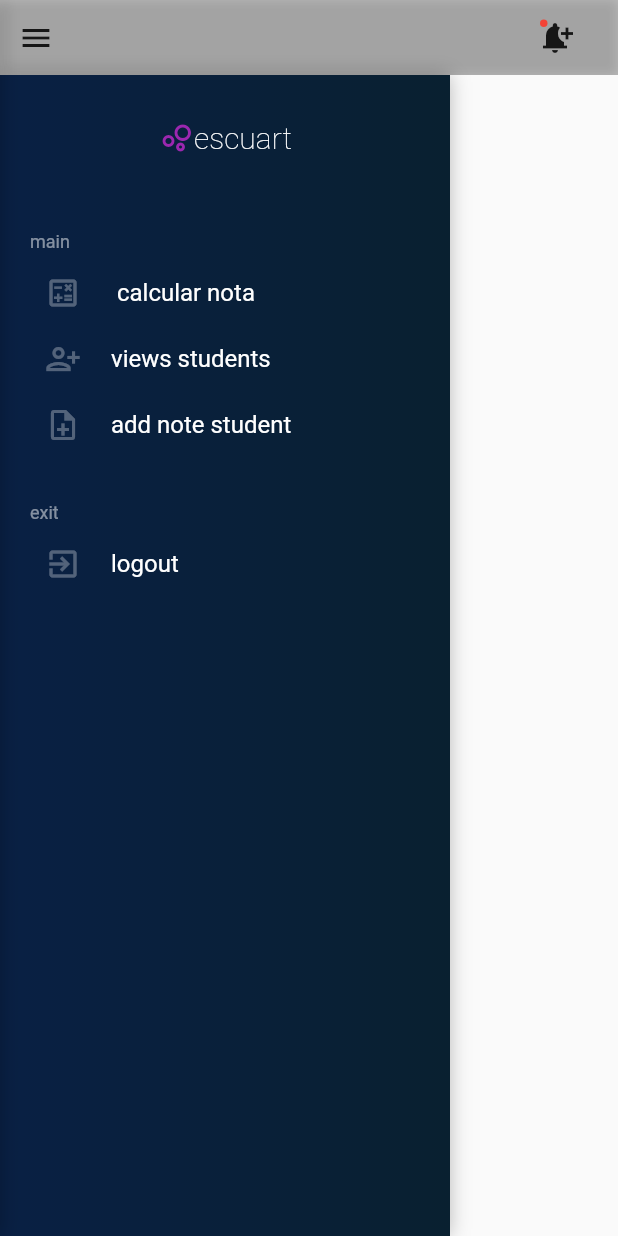
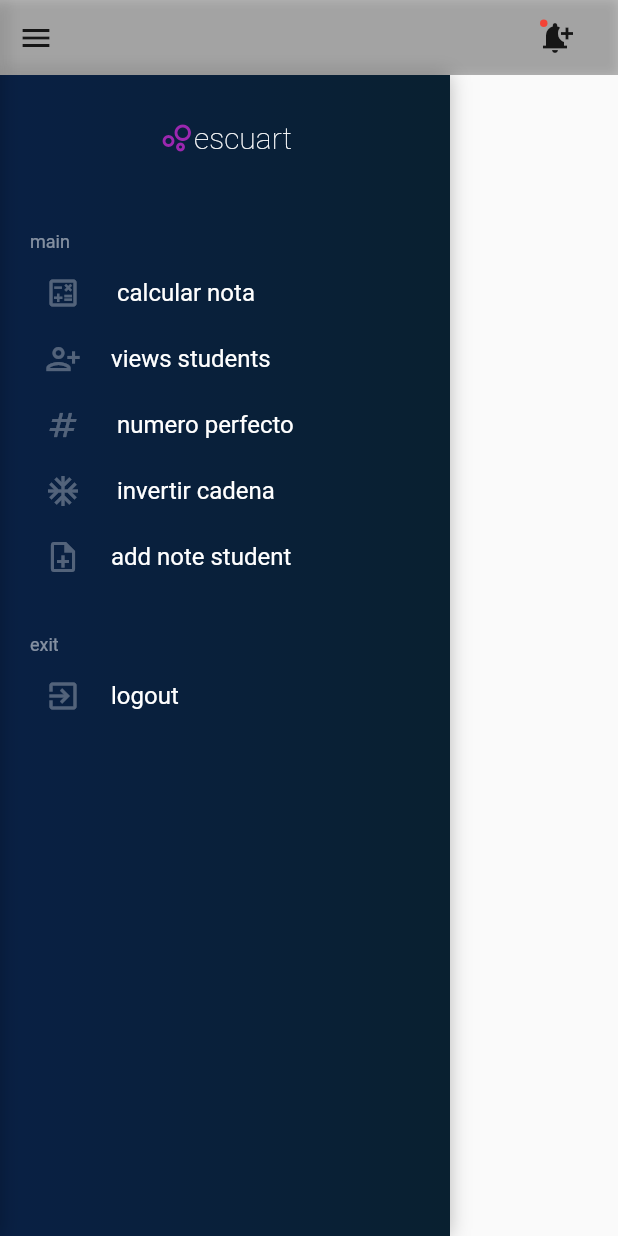
Before and after one commit to danielggc/calcule-notes-test, a Flutter app: the Sidebar widget shown alone on an empty page, opened directly, on a phone screen of 412 x 824 dp. Run offline on Flutter 3.47's test engine with Material 2 defaults, Android fonts, the phone set to English and light mode, and no system bars; our stand-ins replace fluro, get_it, google_fonts, shared_preferences; accounts and stored records are empty.

Commit message:
creando vistas  ,rutas  provider =>  , numero perfecto   y invertir cadena

```diff
--- a/lib/commons/dictionaries/error_message_dictionary.dart
+++ b/lib/commons/dictionaries/error_message_dictionary.dart
@@ -11,4 +11,10 @@ abstract class  ErrorMessageDictionary {
 
   static const validation_note_input = 'ingrese  nota';
   static const validation_note_input_invalid =  'nota no valida';
+
+
+  static const  validation_perfect_num_null = " campo nulo";
+
+  static const  validation_reviers_string_num_null = "ingrese cadena a invertir ";
+
 }
--- a/lib/commons/dictionaries/student_options_dictionary.dart
+++ b/lib/commons/dictionaries/student_options_dictionary.dart
@@ -10,7 +10,9 @@ abstract class StudentOptionsDictionary {
 
   static const menu_side_add_student               = "views students";
   static const menu_side_add_note_student          = "add note student";
+  static const menu_side_rivers_String             = " invertir cadena ";
   static const menu_side_calcule_note              = "calculate note";
+  static const menu_side_calcule_perfect_num       = " numero perfecto";
 
 
   static const table_title_customers       = " customer view students Notes ";
@@ -23,6 +25,22 @@ abstract class StudentOptionsDictionary {
   static const  text_form_nota_label  = "nota";
 
 
+
+
+  static const  text_form_init_perfect = "ingrese un numero a iniciar";
+  static const  text_form_init_perfect_label  = "numero";
+
+
+  static const  text_form_riverse_string = "ingrese un cadena a invertir";
+  static const  text_form_riverse_string_label  = "cadena";
+
+
+  static const  text_form_limit_num = " ingrese el rango de busqueda";
+  static const  text_form_limit_num_label  = "numero";
+
+
+  static const text_button_calculete  = "calcular";
+
   static const text_button_save  = "Guardar nota ";
   static const delete_data_button = "borrar data ";
 
--- a/lib/commons/widgets/views/sidebar.dart
+++ b/lib/commons/widgets/views/sidebar.dart
@@ -43,13 +43,26 @@ class Sidebar extends StatelessWidget {
 
           CustomMenuItem(
             text:StudentOptionsDictionary.menu_side_add_student ,
-            isActive: providerSideMenu.routeState == FluroRouters.calculate_note ,
+            isActive: providerSideMenu.routeState == FluroRouters.student_views_notes ,
             iconData: Icons.person_add_alt_1_outlined,
-            onPressed:  ( ) =>  onPressed( FluroRouters.student_add ),),
+            onPressed:  ( ) =>  onPressed( FluroRouters.student_views_notes ),),
+
+        CustomMenuItem(
+            text:StudentOptionsDictionary.menu_side_calcule_perfect_num ,
+            isActive: providerSideMenu.routeState == FluroRouters.calculate_perfect_number ,
+            iconData: Icons.numbers_outlined,
+            onPressed:  ( ) =>  onPressed( FluroRouters.calculate_perfect_number ),),
+
+         CustomMenuItem(
+            text:StudentOptionsDictionary.menu_side_rivers_String ,
+            isActive: providerSideMenu.routeState == FluroRouters.rivers_string ,
+            iconData: Icons.ac_unit_outlined,
+            onPressed:  ( ) =>  onPressed( FluroRouters.rivers_string ),),
+
 
           CustomMenuItem(
             text:StudentOptionsDictionary.menu_side_add_note_student ,
-            isActive: providerSideMenu.routeState == FluroRouters.calculate_note ,
+            isActive: providerSideMenu.routeState == FluroRouters.student_add_note ,
             iconData: Icons.note_add_outlined,
             onPressed:  ( ) =>  onPressed( FluroRouters.student_add_note ),),
 
--- a/lib/configurations/routes/route.dart
+++ b/lib/configurations/routes/route.dart
@@ -8,13 +8,18 @@ class FluroRouters  {
   static final FluroRouter router =  new FluroRouter();
 
 
-  static String  calculate_note      = '/calculate/note';
-  static String  student_add = '/student/add';
-  static String  student_add_note= '/student/add/note';
+  static String  calculate_note                 = '/calculate/note';
+  static String  rivers_string                  = '/calculate/revers/String';
+  static String  calculate_perfect_number       = '/calculate/perfect/number';
+  static String  student_views_notes            = '/student/views/notes';
+  static String  student_add_note               = '/student/add/note';
+
   static void configureRoutes (){
-    router.define( calculate_note , handler: AdminHandlers.calculateNote);
-    router.define( student_add, handler: AdminHandlers.newStudent );
-    router.define( student_add_note, handler:  AdminHandlers.addNoteToStudent);
+    router.define( calculate_note , handler: AdminHandlers.calculateNoteHandler);
+    router.define( rivers_string , handler: AdminHandlers.riversStringHandler );
+    router.define( calculate_perfect_number , handler: AdminHandlers.calculetePercfecNumHandler);
+    router.define( student_views_notes, handler: AdminHandlers.studentViewsNotesHandler );
+    router.define( student_add_note, handler:  AdminHandlers.addNoteToStudentHandler);
     router.notFoundHandler = NoPageFoundHandler.noPageFound;
 
   }
--- a/lib/main.dart
+++ b/lib/main.dart
@@ -6,7 +6,7 @@ import 'package:calculate_note/configurations/services/custom_navigation_service
 import 'package:calculate_note/configurations/services/locator.dart';
 import 'package:calculate_note/configurations/routes/route.dart';
 import 'package:calculate_note/configurations/services/local_storage.dart';
-import 'package:calculate_note/moudoles/calculate_note/providers/data_student_provider.dart';
+import 'package:calculate_note/moudoles/operations_student/providers/data_student_provider.dart';
 
 
 import 'package:flutter/material.dart';
```
Also changed, not shown: lib/configurations/routes/handlers/admin_handlers.dart (+16 -7 lines), lib/moudoles/calculate_note/providers/register_form_providers.dart (deleted, +0 -16 lines), lib/moudoles/operations_student/controllers/controller_operationt_student.dart (added, +38 -0 lines), lib/moudoles/operations_student/providers/register_form_providers.dart (added, +34 -0 lines), lib/moudoles/operations_student/widgets/molecules/student_data_source.dart (renamed from lib/moudoles/calculate_note/widgets/molecules/student_data_source.dart, +3 -4 lines), lib/moudoles/operations_student/widgets/templates/calculate_note.dart (renamed from lib/moudoles/calculate_note/widgets/templates/calculate_note.dart, +6 -8 lines), lib/moudoles/operations_student/widgets/templates/calculate_perfect_number.dart (added, +111 -0 lines), lib/moudoles/operations_student/widgets/templates/rivers_string.dart (added, +95 -0 lines), lib/moudoles/operations_student/widgets/templates/views_student_notes.dart (renamed from lib/moudoles/calculate_note/widgets/templates/views_student_notes.dart, +9 -5 lines), lib/moudoles/operations_student/providers/data_student_provider.dart (renamed from lib/moudoles/calculate_note/providers/data_student_provider.dart), lib/moudoles/operations_student/widgets/atoms/custom_outlined.dart (renamed from lib/moudoles/calculate_note/widgets/atoms/custom_outlined.dart), lib/moudoles/operations_student/widgets/atoms/link_text.dart (renamed from lib/moudoles/calculate_note/widgets/atoms/link_text.dart).
